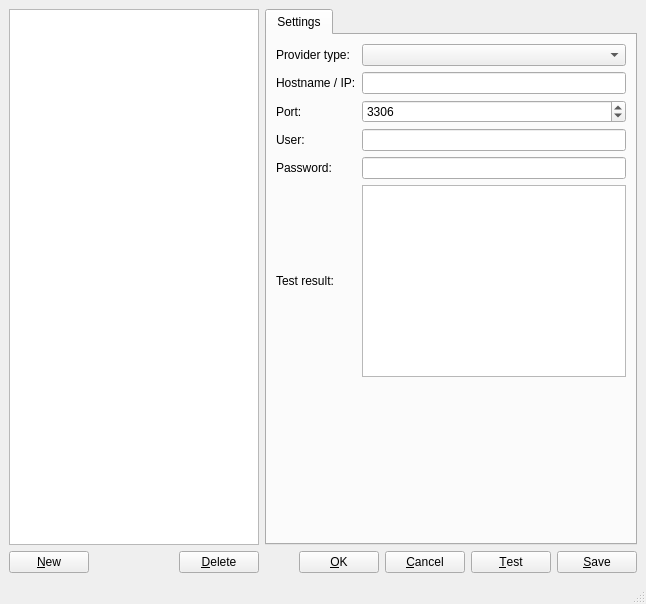
Qt form cataplot/provider_manager.ui (cataplot/cataplot) before a commit.
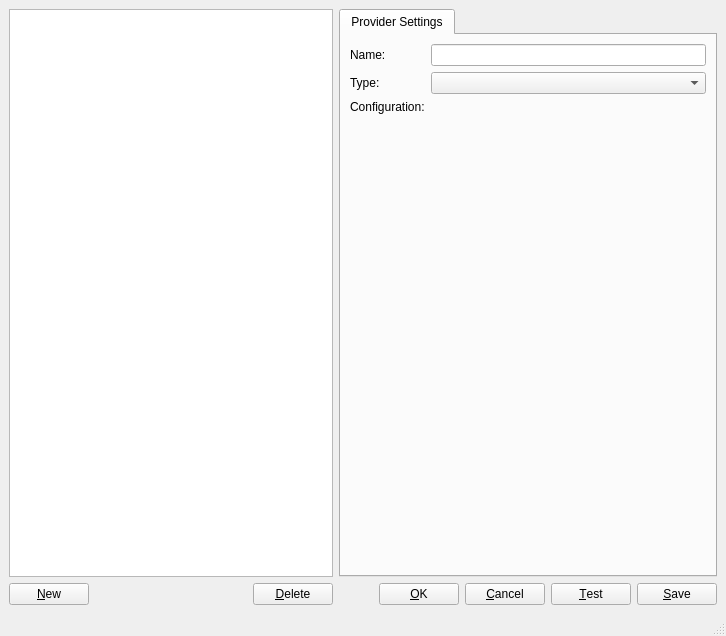
The same form after that commit.

Commit message: pmgr: Sketching new ui

```diff
--- a/cataplot/provider_manager.ui
+++ b/cataplot/provider_manager.ui
@@ -6,8 +6,8 @@
    <rect>
     <x>0</x>
     <y>0</y>
-    <width>646</width>
-    <height>604</height>
+    <width>726</width>
+    <height>636</height>
    </rect>
   </property>
   <property name="windowTitle">
@@ -64,7 +64,7 @@
      </layout>
     </item>
     <item>
-     <layout class="QVBoxLayout" name="verticalLayout">
+     <layout class="QVBoxLayout" name="verticalLayout_3">
       <item>
        <widget class="QTabWidget" name="tabWidget">
         <property name="currentIndex">
@@ -72,12 +72,52 @@
         </property>
         <widget class="QWidget" name="settings_tab">
          <attribute name="title">
-          <string>Settings</string>
+          <string>Provider Settings</string>
          </attribute>
          <layout class="QHBoxLayout" name="horizontalLayout_2">
           <item>
-           <layout class="QGridLayout" name="settings_grid">
-            <item row="6" column="0">
+           <layout class="QVBoxLayout" name="verticalLayout">
+            <item>
+             <layout class="QGridLayout" name="topGridLayout">
+              <item row="1" column="1">
+               <widget class="QComboBox" name="type_combo">
+                <item>
+                 <property name="text">
+                  <string/>
+                 </property>
+                </item>
+               </widget>
+              </item>
+              <item row="2" column="0">
+               <widget class="QLabel" name="port_label">
+                <property name="text">
+                 <string>Configuration:</string>
+                </property>
+               </widget>
+              </item>
+              <item row="0" column="1">
+               <widget class="QLineEdit" name="name_edit"/>
+              </item>
+              <item row="1" column="0">
+               <widget class="QLabel" name="type_label">
+                <property name="text">
+                 <string>Type:</string>
+                </property>
+               </widget>
+              </item>
+              <item row="0" column="0">
+               <widget class="QLabel" name="name_label">
+                <property name="text">
+                 <string>Name:</string>
+                </property>
+               </widget>
+              </item>
+             </layout>
+            </item>
+            <item>
+             <layout class="QGridLayout" name="botGridLayout" columnstretch="0"/>
+            </item>
+            <item>
              <spacer name="verticalSpacer">
               <property name="orientation">
                <enum>Qt::Vertical</enum>
@@ -90,88 +130,6 @@
               </property>
              </spacer>
             </item>
-            <item row="3" column="0">
-             <widget class="QLabel" name="user_label">
-              <property name="text">
-               <string>User:</string>
-              </property>
-             </widget>
-            </item>
-            <item row="0" column="0">
-             <widget class="QLabel" name="type_label">
-              <property name="text">
-               <string>Provider type:</string>
-              </property>
-             </widget>
-            </item>
-            <item row="1" column="0">
-             <widget class="QLabel" name="host_label">
-              <property name="text">
-               <string>Hostname / IP:</string>
-              </property>
-             </widget>
-            </item>
-            <item row="4" column="1">
-             <widget class="QLineEdit" name="password_edit">
-              <property name="echoMode">
-               <enum>QLineEdit::PasswordEchoOnEdit</enum>
-              </property>
-             </widget>
-            </item>
-            <item row="4" column="0">
-             <widget class="QLabel" name="password_label">
-              <property name="text">
-               <string>Password:</string>
-              </property>
-             </widget>
-            </item>
-            <item row="2" column="0">
-             <widget class="QLabel" name="port_label">
-              <property name="text">
-               <string>Port:</string>
-              </property>
-             </widget>
-            </item>
-            <item row="1" column="1">
-             <widget class="QLineEdit" name="hostname_edit"/>
-            </item>
-            <item row="0" column="1">
-             <widget class="QComboBox" name="type_combo">
-              <item>
-               <property name="text">
-                <string/>
-               </property>
-              </item>
-              <item>
-               <property name="text">
-                <string>Demo Provider</string>
-               </property>
-              </item>
-             </widget>
-            </item>
-            <item row="2" column="1">
-             <widget class="QSpinBox" name="port_spin">
-              <property name="maximum">
-               <number>65535</number>
-              </property>
-              <property name="value">
-               <number>3306</number>
-              </property>
-             </widget>
-            </item>
-            <item row="3" column="1">
-             <widget class="QLineEdit" name="user_edit"/>
-            </item>
-            <item row="5" column="0">
-             <widget class="QLabel" name="result_label">
-              <property name="text">
-               <string>Test result:</string>
-              </property>
-             </widget>
-            </item>
-            <item row="5" column="1">
-             <widget class="QPlainTextEdit" name="result_edit"/>
-            </item>
            </layout>
           </item>
          </layout>
```
Left out of the diff: 12 changed lines with no effect on the pictures.
